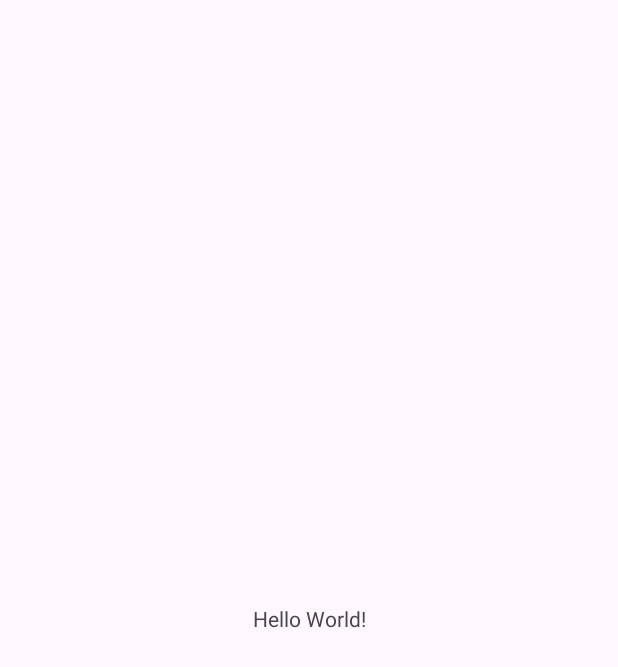
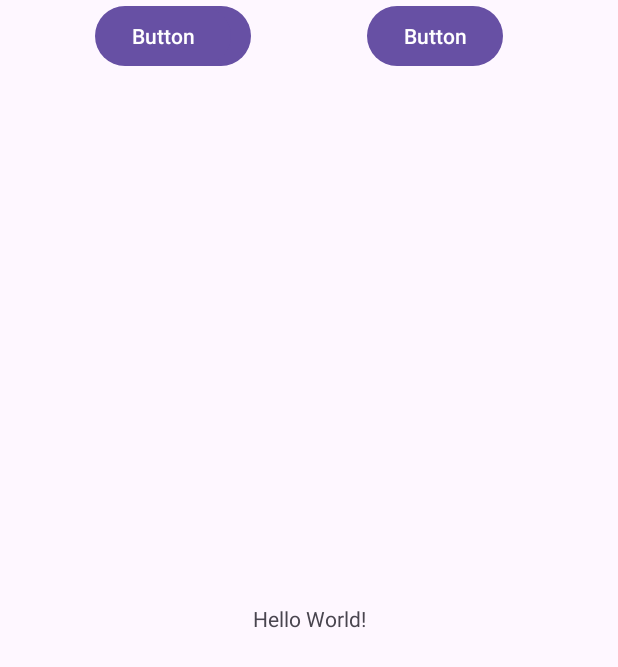
Before and after one commit to jfritz25/Calculator2.0, an Android app: the screen it shows after launch (MainActivity), on a phone screen of 412 x 824 dp. Before the commit the part shown is almost empty. Shown: the top 667 px of the screen. Run offline under Robolectric (Android 15) with nearby library versions, the phone set to English and light mode, and no system bars.

Commit message:
my work - asteitz

```diff
--- a/app/src/main/res/layout/activity_main.xml
+++ b/app/src/main/res/layout/activity_main.xml
@@ -5,6 +5,26 @@
     android:layout_width="match_parent"
     android:layout_height="match_parent"
     tools:context=".MainActivity">
+
+    <Button
+        android:id="@+id/button"
+        android:layout_width="wrap_content"
+        android:layout_height="wrap_content"
+        android:text="Button"
+        app:layout_constraintEnd_toStartOf="@+id/button2"
+        app:layout_constraintHorizontal_bias="0.5"
+        app:layout_constraintStart_toStartOf="parent"
+        tools:layout_editor_absoluteY="118dp" />
+
+    <Button
+        android:id="@+id/button4"
+        android:layout_width="wrap_content"
+        android:layout_height="wrap_content"
+        android:text="Button"
+        app:layout_constraintEnd_toStartOf="@+id/button2"
+        app:layout_constraintHorizontal_bias="0.411"
+        app:layout_constraintStart_toStartOf="parent"
+        tools:layout_editor_absoluteY="224dp" />
 
     <TextView
         android:layout_width="wrap_content"
@@ -15,4 +35,14 @@
         app:layout_constraintStart_toStartOf="parent"
         app:layout_constraintTop_toTopOf="parent" />
 
+    <Button
+        android:id="@+id/button2"
+        android:layout_width="wrap_content"
+        android:layout_height="wrap_content"
+        android:text="Button"
+        app:layout_constraintEnd_toEndOf="parent"
+        app:layout_constraintHorizontal_bias="0.5"
+        app:layout_constraintStart_toEndOf="@+id/button"
+        tools:layout_editor_absoluteY="166dp" />
+
 </androidx.constraintlayout.widget.ConstraintLayout>
```
